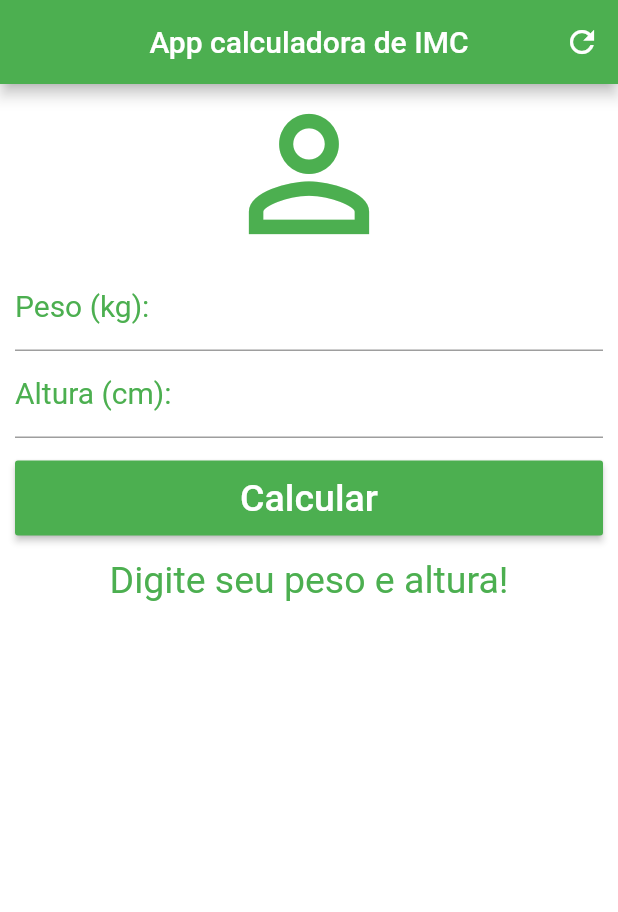
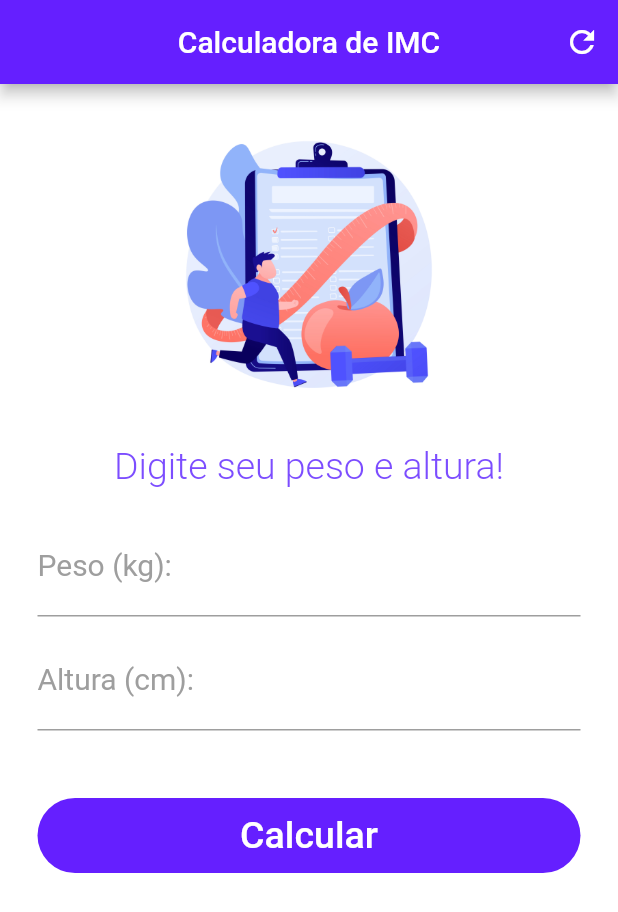
Before and after one commit to beatrizsabbatini/bmi-calculator-flutter, a Flutter app: the screen it shows after launch, on a phone screen of 412 x 824 dp. Shown: the top 912 px of the screen. Run offline on Flutter 3.47's test engine with Material 2 defaults, Android fonts, the phone set to English and light mode, and no system bars.

Commit message:
refactor/new-layout: Added result message to a new variable

```diff
--- a/lib/main.dart
+++ b/lib/main.dart
@@ -18,12 +18,14 @@ class _HomeState extends State<Home> {
   TextEditingController heightController = new TextEditingController();
 
   String _message = "Digite seu peso e altura!";
+  String _resultMessage = "";
 
   void _resetFields() {
     weightController.text = "";
     heightController.text = "";
     setState(() {
       _message = "Digite seu peso e altura!";
+      _resultMessage = "";
       _formKey = GlobalKey<FormState>();
     });
   }
@@ -38,17 +40,17 @@ class _HomeState extends State<Home> {
       print(imc);
 
       if (imc < 18.6) {
-        _message = ('Abaixo do peso! ${imc.toStringAsPrecision(4)}');
+        _resultMessage = ('Abaixo do peso! Seu IMC é: ${imc.toStringAsPrecision(4)}');
       } else if (imc >= 18.6 && imc <= 24.9) {
-        _message = ('Peso ideal! ${imc.toStringAsPrecision(4)}');
+        _resultMessage = ('Peso ideal! Seu IMC é: ${imc.toStringAsPrecision(4)}');
       } else if (imc >= 24.9 && imc <= 29.9) {
-        _message = ('Levemente acima do peso... ${imc.toStringAsPrecision(4)}');
+        _resultMessage = ('Levemente acima do peso... Seu IMC é: ${imc.toStringAsPrecision(4)}');
       } else if (imc >= 29.9 && imc <= 34.9) {
-        _message = ('Obesidade Grau I! ${imc.toStringAsPrecision(4)}');
+        _resultMessage = ('Obesidade Grau I! Seu IMC é: ${imc.toStringAsPrecision(4)}');
       } else if (imc >= 34.9 && imc <= 39.9) {
-        _message = ('Obesidade Grau II! ${imc.toStringAsPrecision(4)}');
+        _resultMessage = ('Obesidade Grau II! Seu IMC é: ${imc.toStringAsPrecision(4)}');
       } else if (imc >= 40) {
-        _message = ('Obesidade Grau III! ${imc.toStringAsPrecision(4)}');
+        _resultMessage = ('Obesidade Grau III!Seu IMC é:  ${imc.toStringAsPrecision(4)}');
       }
     });
   }
@@ -57,9 +59,9 @@ class _HomeState extends State<Home> {
   Widget build(BuildContext context) {
     return Scaffold(
         appBar: AppBar(
-          title: Text("App calculadora de IMC"),
+          title: Text("Calculadora de IMC"),
           centerTitle: true,
-          backgroundColor: Colors.green,
+          backgroundColor: Colors.deepPurpleAccent[400],
           actions: <Widget>[
             IconButton(
               icon: Icon(Icons.refresh),
@@ -69,23 +71,28 @@ class _HomeState extends State<Home> {
         ),
         backgroundColor: Colors.white,
         body: SingleChildScrollView(
-            padding: EdgeInsets.fromLTRB(10.0, 0.0, 10.0, 0.0),
+            padding: EdgeInsets.fromLTRB(25.0, 0.0, 25.0, 0.0),
             child: Form(
                 key: _formKey,
                 child: Column(
                   crossAxisAlignment: CrossAxisAlignment.stretch,
+                  mainAxisSize: MainAxisSize.max,
+                  mainAxisAlignment: MainAxisAlignment.end,
                   children: <Widget>[
-                    Icon(Icons.person_outline, size: 120, color: Colors.green),
+                    Padding(
+                        padding: EdgeInsets.all(10),
+                        child: Image(
+                          image: AssetImage('images/workout.jpg'),
+                          height: 220,
+                        )),
+                    Padding(
+                      padding: EdgeInsets.only(bottom: 20),
+                      child: Text(_message, textAlign: TextAlign.center, style: TextStyle(color: Colors.deepPurpleAccent[200], fontSize: 25.0, fontWeight: FontWeight.w300)),
+                    ),
                     TextFormField(
                       keyboardType: TextInputType.number,
-                      decoration: InputDecoration(
-                          labelText: "Peso (kg):",
-                          labelStyle:
-                              TextStyle(color: Colors.green, fontSize: 20.0)),
-                      style: TextStyle(
-                        color: Colors.green,
-                        fontSize: 13.0,
-                      ),
+                      decoration: InputDecoration(enabledBorder: UnderlineInputBorder(borderSide: BorderSide(color: Colors.grey)), focusedBorder: UnderlineInputBorder(borderSide: BorderSide(color: Colors.grey, width: 2)), labelText: "Peso (kg):", labelStyle: TextStyle(color: Colors.grey, fontSize: 20.0)),
+                      style: TextStyle(color: Colors.grey, fontSize: 20.0),
                       textAlign: TextAlign.center,
                       controller: weightController,
                       validator: (value) {
@@ -94,16 +101,13 @@ class _HomeState extends State<Home> {
                         }
                       },
                     ),
+                    SizedBox(
+                      height: 10,
+                    ),
                     TextFormField(
                       keyboardType: TextInputType.number,
-                      decoration: InputDecoration(
-                          labelText: "Altura (cm):",
-                          labelStyle:
-                              TextStyle(color: Colors.green, fontSize: 20.0)),
-                      style: TextStyle(
-                        color: Colors.green,
-                        fontSize: 13.0,
-                      ),
+                      decoration: InputDecoration(enabledBorder: UnderlineInputBorder(borderSide: BorderSide(color: Colors.grey)), focusedBorder: UnderlineInputBorder(borderSide: BorderSide(color: Colors.grey, width: 2)), labelText: "Altura (cm):", labelStyle: TextStyle(color: Colors.grey, fontSize: 20.0)),
+                      style: TextStyle(color: Colors.grey, fontSize: 20.0),
                       textAlign: TextAlign.center,
                       controller: heightController,
                       validator: (value) {
@@ -112,28 +116,34 @@ class _HomeState extends State<Home> {
                         }
                       },
                     ),
+                    SizedBox(
+                      height: 30,
+                    ),
                     Padding(
                       padding: EdgeInsets.only(top: 15.0, bottom: 15.0),
                       child: Container(
                         height: 50.0,
-                        child: RaisedButton(
+                        child: TextButton(
                           onPressed: () {
                             if (_formKey.currentState.validate()) _calculate();
-                            // _resetFields();
                           },
                           child: Text(
                             "Calcular",
                             textAlign: TextAlign.center,
-                            style:
-                                TextStyle(color: Colors.white, fontSize: 25.00),
+                            style: TextStyle(color: Colors.white, fontSize: 25.00),
                           ),
-                          color: Colors.green,
+                          style: ButtonStyle(
+                              backgroundColor: MaterialStateProperty.all<Color>(Colors.deepPurpleAccent[400]),
+                              shape: MaterialStateProperty.all<RoundedRectangleBorder>(RoundedRectangleBorder(
+                                borderRadius: BorderRadius.circular(50.0),
+                              ))),
                         ),
                       ),
                     ),
-                    Text(_message,
-                        textAlign: TextAlign.center,
-                        style: TextStyle(color: Colors.green, fontSize: 25.0))
+                    Padding(
+                      padding: EdgeInsets.only(top: 15.0, bottom: 15.0),
+                      child: Text(_resultMessage, textAlign: TextAlign.center, style: TextStyle(color: Colors.deepPurpleAccent[200], fontSize: 25.0, fontWeight: FontWeight.w600)),
+                    )
                   ],
                 ))));
   }
```
Also changed, not shown: images/workout.jpg (added).
